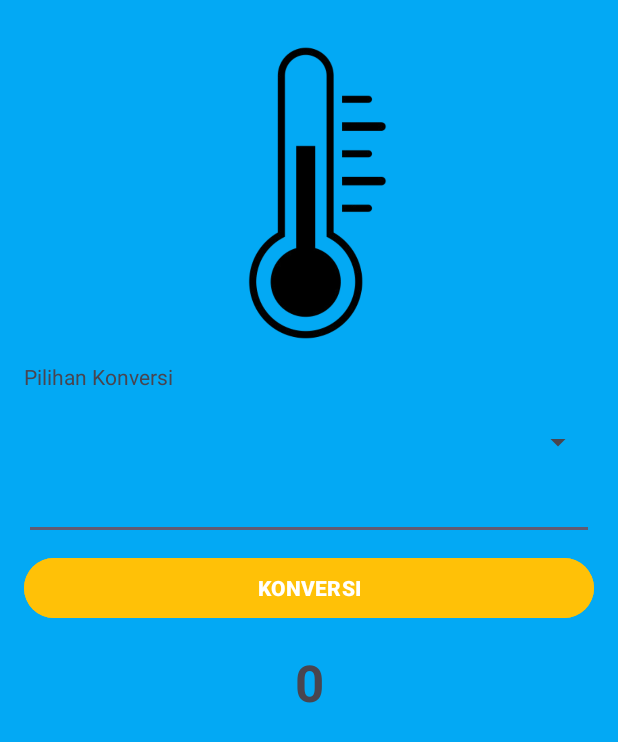
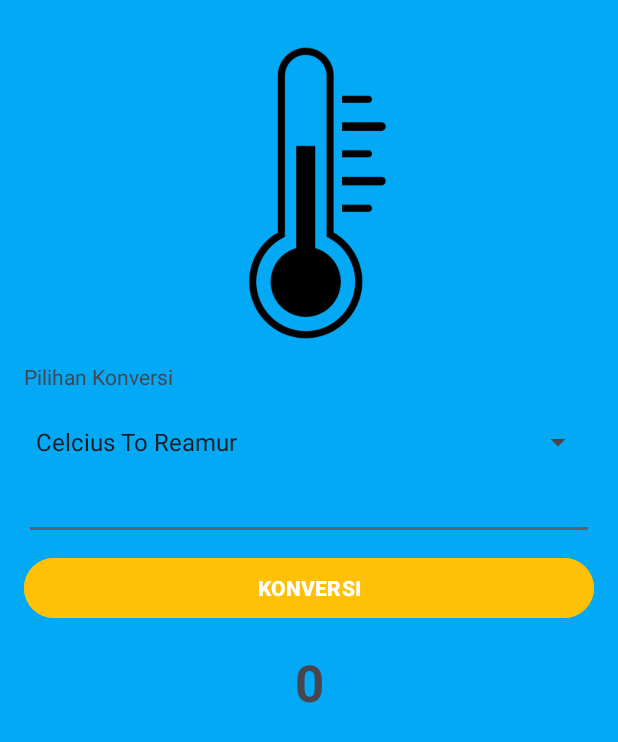
Before and after one commit to MuhammadIzzataArkananta/android-studio, an Android app: the screen it shows after launch (MainActivity), on a phone screen of 412 x 824 dp. Shown: the top 742 px of the screen. Run offline under Robolectric (Android 15) with nearby library versions, the phone set to English and light mode, and no system bars.

Commit message:
10. Android Studio Untuk Siswa SMK - Spinner Android Studio - Projek Konversi Suhu
android studio

```diff
--- a/KonversiSuhu/app/src/main/java/com/komputerkit/konversisuhu/MainActivity.java
+++ b/KonversiSuhu/app/src/main/java/com/komputerkit/konversisuhu/MainActivity.java
@@ -1,6 +1,9 @@
 package com.komputerkit.konversisuhu;
 
 import android.os.Bundle;
+import android.view.View;
+import android.widget.ArrayAdapter;
+import android.widget.Spinner;
 
 import androidx.activity.EdgeToEdge;
 import androidx.appcompat.app.AppCompatActivity;
@@ -10,10 +13,30 @@ import androidx.core.view.WindowInsetsCompat;
 
 public class MainActivity extends AppCompatActivity {
 
+    Spinner spinner;
+
     @Override
     protected void onCreate(Bundle savedInstanceState) {
         super.onCreate(savedInstanceState);
         EdgeToEdge.enable(this);
         setContentView(R.layout.activity_main);
+
+        load();
+        isiSpinner();
+    }
+
+    public void load(){
+        spinner=findViewById(R.id.spinner);
+    }
+
+    public void isiSpinner(){
+        String[] isi={"Celcius To Reamur","Celcius To Fahrenheit","Celcius To Kelvin"};
+        ArrayAdapter<String>adapter=new ArrayAdapter<String>(this, android.R.layout.simple_spinner_item,isi);
+        spinner.setAdapter(adapter);
+    }
+
+    public void btnKonversi(View view){
+        String pilihan=spinner.getSelectedItem().toString();
+        System.out.println(pilihan);
     }
 }
--- a/KonversiSuhu/app/src/main/res/layout/activity_main.xml
+++ b/KonversiSuhu/app/src/main/res/layout/activity_main.xml
@@ -32,7 +32,7 @@
         app:layout_constraintTop_toBottomOf="@+id/imageView2" />
 
     <EditText
-        android:id="@+id/editTextNumberDecimal"
+        android:id="@+id/etNilai"
         android:layout_width="0dp"
         android:layout_height="wrap_content"
         android:layout_marginStart="16dp"
@@ -40,13 +40,12 @@
         android:layout_marginEnd="16dp"
         android:ems="10"
         android:inputType="numberDecimal"
-        android:textAlignment="center"
         app:layout_constraintEnd_toEndOf="parent"
         app:layout_constraintStart_toStartOf="parent"
-        app:layout_constraintTop_toBottomOf="@+id/spinner2" />
+        app:layout_constraintTop_toBottomOf="@+id/spinner" />
 
     <Spinner
-        android:id="@+id/spinner2"
+        android:id="@+id/spinner"
         android:layout_width="0dp"
         android:layout_height="wrap_content"
         android:layout_marginStart="16dp"
@@ -57,21 +56,22 @@
         app:layout_constraintTop_toBottomOf="@+id/textView" />
 
     <Button
-        android:id="@+id/button"
+        android:id="@+id/btnKonversi"
         android:layout_width="0dp"
         android:layout_height="wrap_content"
         android:layout_marginStart="16dp"
         android:layout_marginTop="8dp"
         android:layout_marginEnd="16dp"
         android:backgroundTint="#FFC107"
+        android:onClick="btnKonversi"
         android:text="KONVERSI"
         android:textStyle="bold"
         app:layout_constraintEnd_toEndOf="parent"
         app:layout_constraintStart_toStartOf="parent"
-        app:layout_constraintTop_toBottomOf="@+id/editTextNumberDecimal" />
+        app:layout_constraintTop_toBottomOf="@+id/etNilai" />
 
     <TextView
-        android:id="@+id/textView2"
+        android:id="@+id/tvHasil"
         android:layout_width="wrap_content"
         android:layout_height="wrap_content"
         android:layout_marginStart="8dp"
@@ -84,6 +84,6 @@
         app:layout_constraintBottom_toBottomOf="parent"
         app:layout_constraintEnd_toEndOf="parent"
         app:layout_constraintStart_toStartOf="parent"
-        app:layout_constraintTop_toBottomOf="@+id/button"
+        app:layout_constraintTop_toBottomOf="@+id/btnKonversi"
         app:layout_constraintVertical_bias="0.0" />
 </androidx.constraintlayout.widget.ConstraintLayout>
--- a/KonversiSuhu/app/src/main/res/values/strings.xml
+++ b/KonversiSuhu/app/src/main/res/values/strings.xml
@@ -1,3 +1,12 @@
 <resources>
     <string name="app_name">Konversi Suhu</string>
+    <string-array name="pilihan">
+        <item>Celcius to Reamur</item>
+        <item>Celcius to Fahrenheit</item>
+        <item>Celcius to Kelvin</item>
+        <item>Reamur to Celcius</item>
+        <item>Reamur to Fahrenheit</item>
+
+
+    </string-array>>
 </resources>
```
